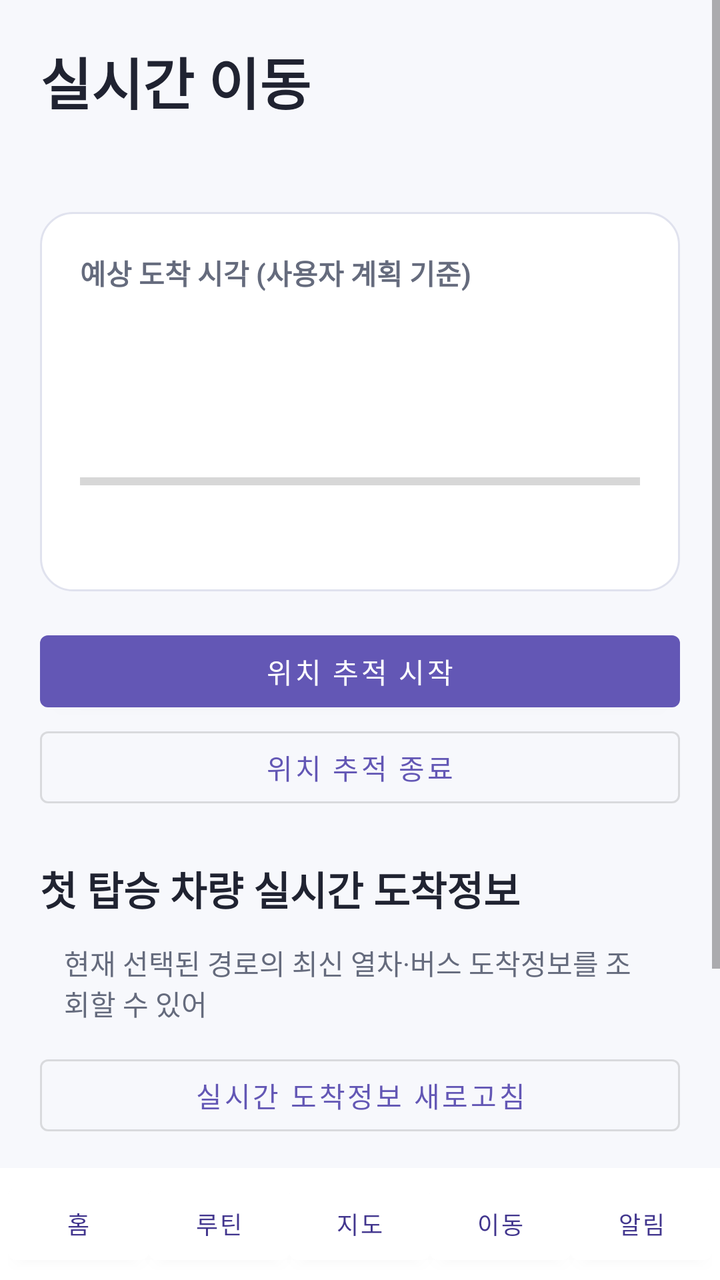
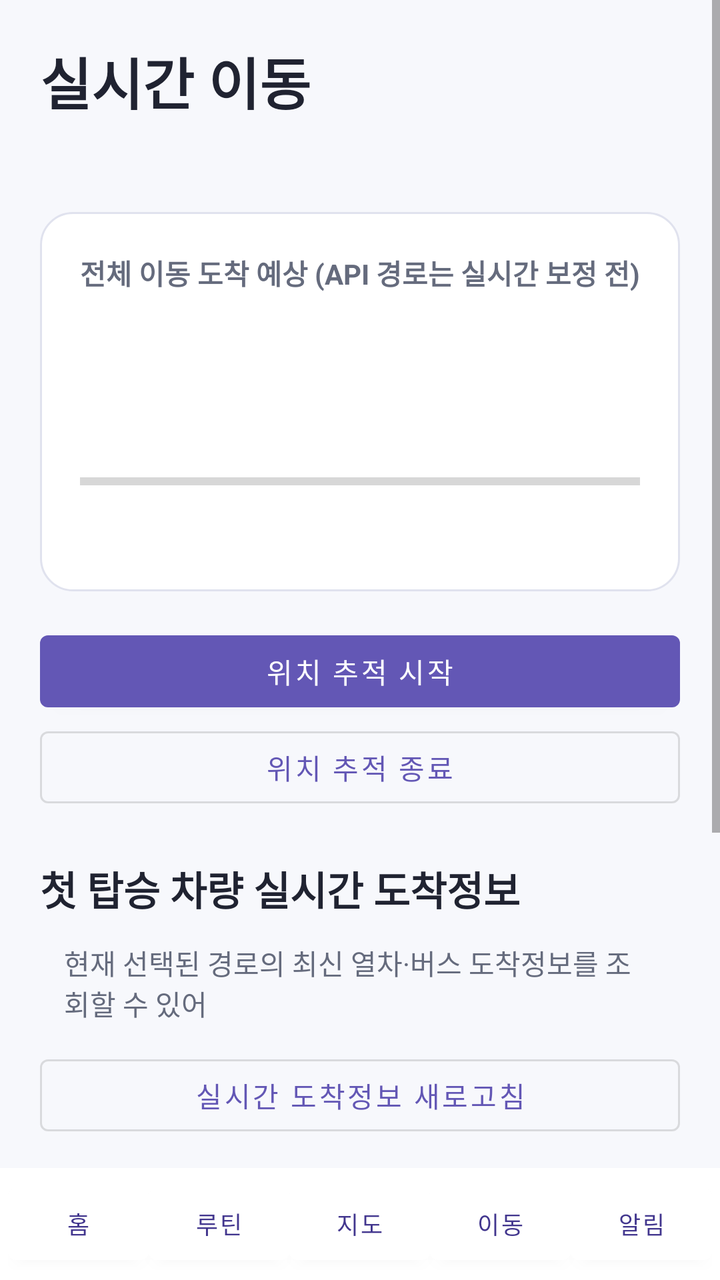

Before-and-after screenshots of an Android layout around one commit, followed by the original layout XML and the change that was made.
<!-- AndroidManifest.xml: application theme Theme.MyCommute -->
<!-- res/layout/activity_tracking.xml -->
<?xml version="1.0" encoding="utf-8"?>
<LinearLayout xmlns:android="http://schemas.android.com/apk/res/android" android:orientation="vertical"
    android:layout_width="match_parent" android:layout_height="match_parent">
    <ScrollView android:layout_width="match_parent" android:layout_height="0dp" android:layout_weight="1">
        <LinearLayout android:layout_width="match_parent" android:layout_height="wrap_content" android:padding="20dp" android:orientation="vertical">
            <TextView android:layout_width="match_parent" android:layout_height="wrap_content" android:text="실시간 이동"
                android:textSize="28sp" android:textStyle="bold" android:textColor="@color/text_primary"/>
            <TextView android:id="@+id/trackingStatus" android:layout_width="match_parent" android:layout_height="wrap_content" android:layout_marginTop="8dp"
                android:textColor="@color/text_secondary"/>
            <LinearLayout android:layout_width="match_parent" android:layout_height="wrap_content" android:orientation="vertical"
                android:layout_marginTop="18dp" android:padding="20dp" android:background="@drawable/bg_card">
                <TextView style="@style/Text.Label" android:layout_width="match_parent" android:layout_height="wrap_content" android:text="예상 도착 시각 (사용자 계획 기준)"/>
                <TextView android:id="@+id/trackingEta" android:layout_width="match_parent" android:layout_height="wrap_content"
                    android:layout_marginTop="8dp" android:textSize="32sp" android:textStyle="bold" android:textColor="@color/primary_dark"/>
                <TextView android:id="@+id/trackingProgress" android:layout_width="match_parent" android:layout_height="wrap_content"
                    android:layout_marginTop="8dp" android:textColor="@color/text_secondary"/>
                <ProgressBar android:id="@+id/trackingBar" style="?android:attr/progressBarStyleHorizontal" android:layout_width="match_parent"
                    android:layout_height="8dp" android:layout_marginTop="12dp" android:max="100"/>
                <TextView android:id="@+id/trackingLocation" android:layout_width="match_parent" android:layout_height="wrap_content"
                    android:layout_marginTop="12dp" android:textColor="@color/text_secondary"/>
            </LinearLayout>
            <com.google.android.material.button.MaterialButton android:id="@+id/btnStartTracking" android:layout_width="match_parent"
                android:layout_height="wrap_content" android:layout_marginTop="16dp" android:text="위치 추적 시작"/>
            <com.google.android.material.button.MaterialButton android:id="@+id/btnStopTracking" android:layout_width="match_parent"
                android:layout_height="wrap_content" android:text="위치 추적 종료"
                style="@style/Widget.MaterialComponents.Button.OutlinedButton"/>
            <TextView style="@style/Text.Section" android:layout_width="match_parent"
                android:layout_height="wrap_content" android:layout_marginTop="22dp"
                android:text="첫 탑승 차량 실시간 도착정보"/>
            <TextView android:id="@+id/trackingLiveArrival" android:layout_width="match_parent"
                android:layout_height="wrap_content" android:padding="12dp"
                android:text="현재 선택된 경로의 최신 열차·버스 도착정보를 조회할 수 있어"
                android:textColor="@color/text_secondary"/>
            <com.google.android.material.button.MaterialButton android:id="@+id/btnRefreshTrackingArrival"
                android:layout_width="match_parent" android:layout_height="wrap_content"
                android:text="실시간 도착정보 새로고침"
                style="@style/Widget.MaterialComponents.Button.OutlinedButton"/>
            <TextView style="@style/Text.Section" android:layout_width="match_parent" android:layout_height="wrap_content"
                android:layout_marginTop="22dp" android:text="오늘의 이동 타임라인"/>
            <LinearLayout android:id="@+id/trackingTimeline" android:layout_width="match_parent" android:layout_height="wrap_content"
                android:layout_marginTop="8dp" android:orientation="vertical"/>
            <TextView android:layout_width="match_parent" android:layout_height="wrap_content" android:layout_marginTop="16dp"
                android:text="실제 GPS 위치는 표시되지만 교통 지연·차량 도착·실제 남은 이동시간은 API 미연동 상태야."
                android:textColor="@color/warning" android:textSize="13sp"/>
        </LinearLayout>
    </ScrollView>
    <include layout="@layout/view_bottom_nav"/>
</LinearLayout>
<!-- res/layout/view_bottom_nav.xml (included above) -->
<?xml version="1.0" encoding="utf-8"?>
<LinearLayout xmlns:android="http://schemas.android.com/apk/res/android"
    android:id="@+id/bottomNav" android:layout_width="match_parent" android:layout_height="wrap_content"
    android:padding="4dp" android:background="@color/surface" android:orientation="horizontal">
    <Button android:id="@+id/navHome" android:layout_width="0dp" android:layout_weight="1" android:layout_height="48dp"
        android:backgroundTint="@color/surface" android:textColor="@color/primary_dark" android:textSize="12sp" android:text="홈" />
    <Button android:id="@+id/navCustom" android:layout_width="0dp" android:layout_weight="1" android:layout_height="48dp"
        android:backgroundTint="@color/surface" android:textColor="@color/primary_dark" android:textSize="12sp" android:text="루틴" />
    <Button android:id="@+id/navMap" android:layout_width="0dp" android:layout_weight="1" android:layout_height="48dp"
        android:backgroundTint="@color/surface" android:textColor="@color/primary_dark" android:textSize="12sp" android:text="지도" />
    <Button android:id="@+id/navTracking" android:layout_width="0dp" android:layout_weight="1" android:layout_height="48dp"
        android:backgroundTint="@color/surface" android:textColor="@color/primary_dark" android:textSize="12sp" android:text="이동" />
    <Button android:id="@+id/navLogs" android:layout_width="0dp" android:layout_weight="1" android:layout_height="48dp"
        android:backgroundTint="@color/surface" android:textColor="@color/primary_dark" android:textSize="12sp" android:text="알림" />
</LinearLayout>
<!-- resources referenced by this layout -->
<resources>
  <color name="primary_dark">#42368E</color>
  <color name="surface">#FFFFFF</color>
  <color name="text_primary">#202331</color>
  <color name="text_secondary">#656B7D</color>
  <color name="warning">#C16E1B</color>
  <!-- drawable bg_card (drawable) -->
  <shape xmlns:android="http://schemas.android.com/apk/res/android">
      <solid android:color="@color/surface" />
      <corners android:radius="16dp" />
      <stroke android:width="1dp" android:color="@color/border" />
  </shape>
  <style name="Text.Label" parent="">
          <item name="android:textSize">14sp</item>
          <item name="android:textStyle">bold</item>
          <item name="android:textColor">@color/text_secondary</item>
      </style>
  <style name="Text.Section" parent="">
          <item name="android:textSize">20sp</item>
          <item name="android:textStyle">bold</item>
          <item name="android:textColor">@color/text_primary</item>
      </style>
  <style name="Theme.MyCommute" parent="Theme.MaterialComponents.DayNight.NoActionBar">
          <item name="colorPrimary">@color/primary</item>
          <item name="colorPrimaryVariant">@color/primary_dark</item>
          <item name="colorOnPrimary">@android:color/white</item>
          <item name="android:statusBarColor">@color/primary_dark</item>
          <item name="android:navigationBarColor">@color/background</item>
          <item name="android:windowBackground">@color/background</item>
          <item name="fontFamily">sans</item>
      </style>
  <color name="border">#E0E2EE</color>
  <color name="primary">#6357B5</color>
  <color name="background">#F7F8FC</color>
</resources>

<!-- the commit's change to res/layout/activity_tracking.xml (unified diff, before → after) -->
@@ -9,7 +9,7 @@
                 android:textColor="@color/text_secondary"/>
             <LinearLayout android:layout_width="match_parent" android:layout_height="wrap_content" android:orientation="vertical"
                 android:layout_marginTop="18dp" android:padding="20dp" android:background="@drawable/bg_card">
-                <TextView style="@style/Text.Label" android:layout_width="match_parent" android:layout_height="wrap_content" android:text="예상 도착 시각 (사용자 계획 기준)"/>
+                <TextView style="@style/Text.Label" android:layout_width="match_parent" android:layout_height="wrap_content" android:text="전체 이동 도착 예상 (API 경로는 실시간 보정 전)"/>
                 <TextView android:id="@+id/trackingEta" android:layout_width="match_parent" android:layout_height="wrap_content"
                     android:layout_marginTop="8dp" android:textSize="32sp" android:textStyle="bold" android:textColor="@color/primary_dark"/>
                 <TextView android:id="@+id/trackingProgress" android:layout_width="match_parent" android:layout_height="wrap_content"
@@ -36,11 +36,18 @@
                 android:text="실시간 도착정보 새로고침"
                 style="@style/Widget.MaterialComponents.Button.OutlinedButton"/>
             <TextView style="@style/Text.Section" android:layout_width="match_parent" android:layout_height="wrap_content"
+                android:layout_marginTop="22dp" android:text="첫 탑승 가능성 (GPS 기반 추정)"/>
+            <TextView android:id="@+id/trackingBoardingEstimate" android:layout_width="match_parent"
+                android:layout_height="wrap_content" android:padding="12dp"
+                android:text="위치 추적과 도착정보 조회가 필요해"
+                android:background="@drawable/bg_card"
+                android:textColor="@color/text_primary"/>
+            <TextView style="@style/Text.Section" android:layout_width="match_parent" android:layout_height="wrap_content"
                 android:layout_marginTop="22dp" android:text="오늘의 이동 타임라인"/>
             <LinearLayout android:id="@+id/trackingTimeline" android:layout_width="match_parent" android:layout_height="wrap_content"
                 android:layout_marginTop="8dp" android:orientation="vertical"/>
             <TextView android:layout_width="match_parent" android:layout_height="wrap_content" android:layout_marginTop="16dp"
-                android:text="실제 GPS 위치는 표시되지만 교통 지연·차량 도착·실제 남은 이동시간은 API 미연동 상태야."
+                android:text="탑승 가능성은 직선거리 기반의 추정이야. 정확한 도보 경로·차량의 실제 운행·전체 도착시간·자동 출발 알림은 아직 연결되지 않았어."
                 android:textColor="@color/warning" android:textSize="13sp"/>
         </LinearLayout>
     </ScrollView>
